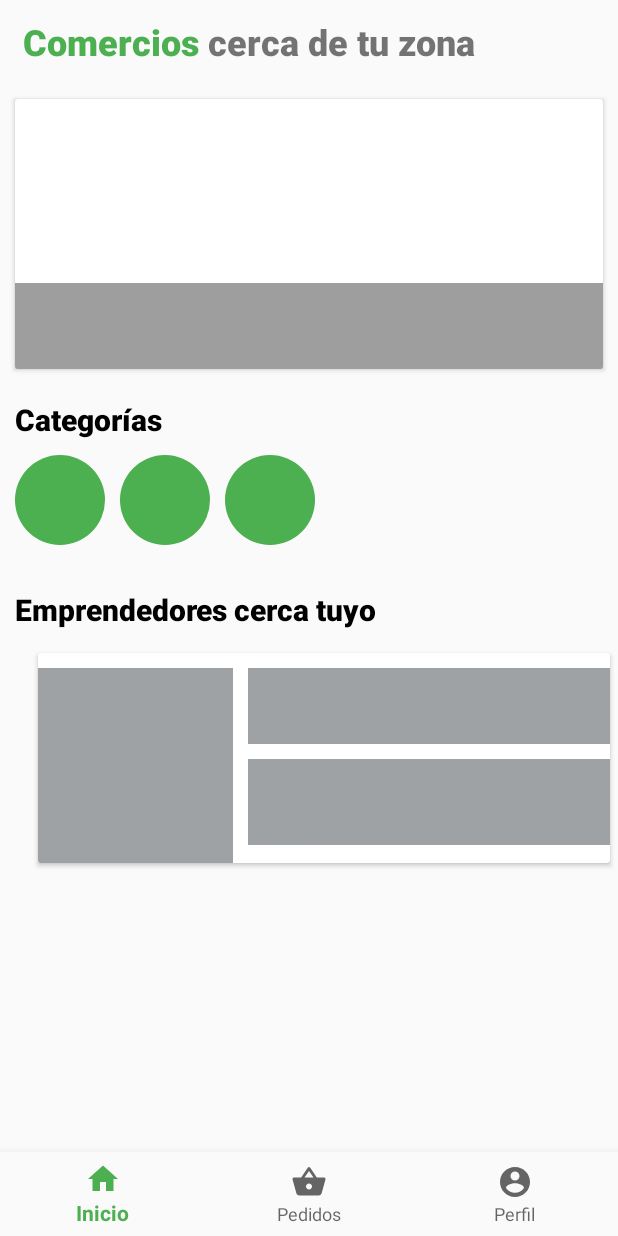
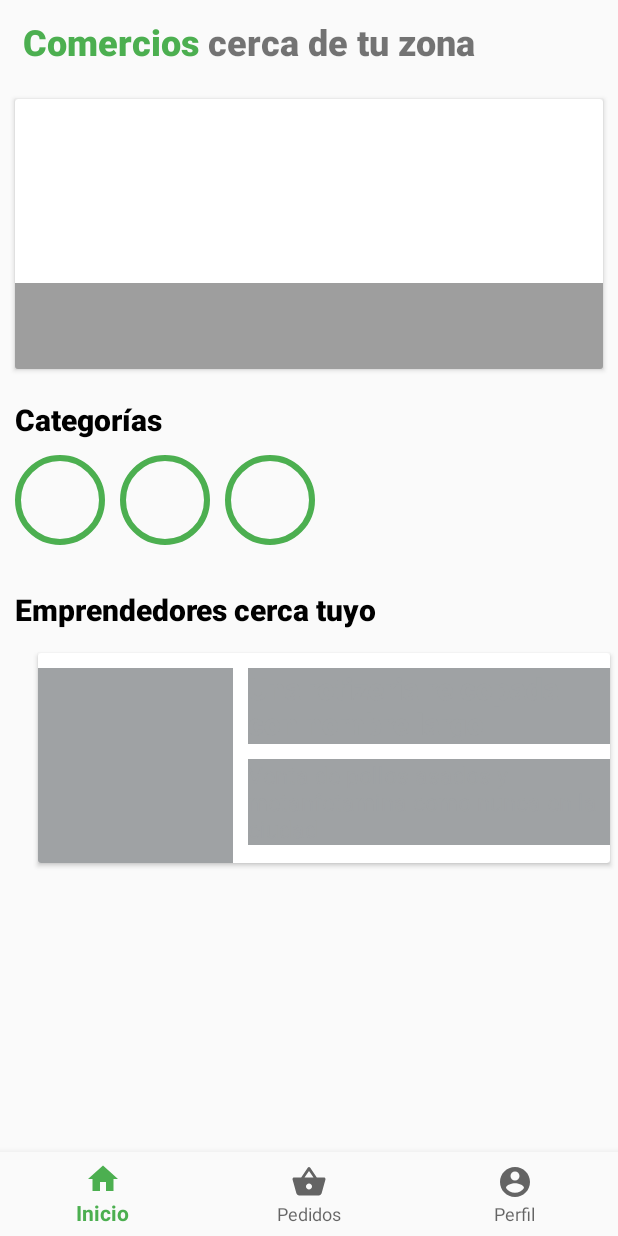
Before and after one commit to AxelFernandez/DeliveryLavalle-customerApp, an Android app: the HomeFragment screen opened directly, with no data from a screen before it, on a phone screen of 412 x 824 dp. Run offline under Robolectric (Android 15) with nearby library versions, the phone set to English and light mode, and no system bars; our stand-ins replace Picasso, Shimmer, navigation-ui; pictures from the network do not load; 11 statements that could not run were skipped.

Commit message:
Adding transparence in circle

```diff
--- a/app/src/main/AndroidManifest.xml
+++ b/app/src/main/AndroidManifest.xml
@@ -17,7 +17,7 @@
         <activity
             android:name=".Splash"
             android:configChanges="orientation|screenSize"
-            android:label="@string/title_activity_splash"
+            android:label="@string/app_name"
             android:theme="@style/FullscreenTheme">
             <intent-filter>
                 <action android:name="android.intent.action.MAIN" />
--- a/app/src/main/res/drawable/circle.xml
+++ b/app/src/main/res/drawable/circle.xml
@@ -1,5 +1,12 @@
 <?xml version="1.0" encoding="utf-8"?>
-<shape
-    xmlns:android="http://schemas.android.com/apk/res/android" android:shape="oval" >
-    <solid android:color="@color/colorAccent"/>
+<shape xmlns:android="http://schemas.android.com/apk/res/android"
+    android:innerRadius="0dp"
+    android:shape="ring"
+    android:thicknessRatio="2"
+    android:useLevel="false" >
+    <solid android:color="@android:color/transparent" />
+
+    <stroke
+        android:width="4dp"
+        android:color="@color/green" />
 </shape>
```
